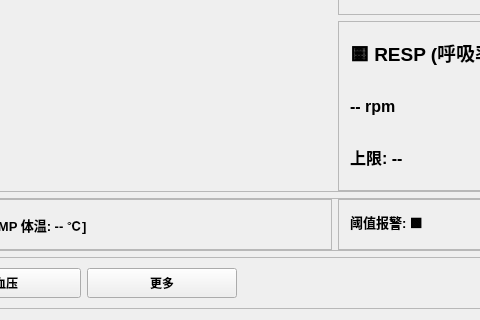
First picture: the form in ui/MainWindow.ui, repository MikeSmith-one/ECG_monitor, before the edit; both pictures show x 396 to 876 and y 399 to 719 of the 1053 by 719 pixel window.
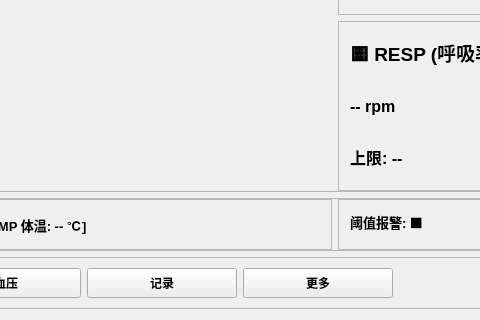
Second picture: the form after the edit. Custom widgets are drawn as their Qt base class.

The edit to the form file:
```diff
--- a/ui/MainWindow.ui
+++ b/ui/MainWindow.ui
@@ -625,6 +625,24 @@
         </property>
        </widget>
       </item>
+      <item>
+       <widget class="QPushButton" name="btnRecording">
+        <property name="minimumSize">
+         <size>
+          <width>150</width>
+          <height>30</height>
+         </size>
+        </property>
+        <property name="font">
+         <font>
+          <bold>true</bold>
+         </font>
+        </property>
+        <property name="text">
+         <string>记录</string>
+        </property>
+       </widget>
+      </item>
       <item>
        <widget class="QPushButton" name="btnMore">
         <property name="minimumSize">
```
